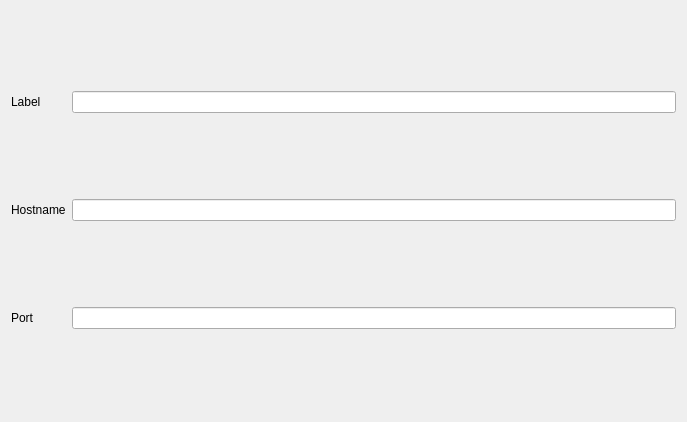
Qt form kobby/dialogs/addconnectiondialog.ui (KDE/kte-collaborative) before a commit.
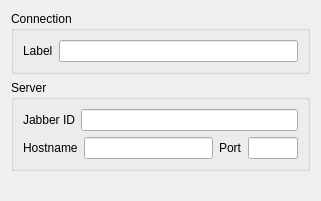
The same form after that commit.

Commit message: Created ControlWidget. Changed Connection constructor to create XmppConnection internally. Created nameChanged signal for Connection. Added documentation to InfinoteManager.

Diff of the .ui file:
```diff
--- a/kobby/dialogs/addconnectiondialog.ui
+++ b/kobby/dialogs/addconnectiondialog.ui
@@ -5,13 +5,19 @@
    <rect>
     <x>0</x>
     <y>0</y>
-    <width>687</width>
-    <height>422</height>
+    <width>321</width>
+    <height>201</height>
    </rect>
   </property>
   <property name="windowTitle" >
    <string>Form</string>
   </property>
+  <layout class="QVBoxLayout" name="verticalLayout_2" >
+   <item>
+    <widget class="QGroupBox" name="groupBox_2" >
+     <property name="title" >
+      <string>Connection</string>
+     </property>
   <layout class="QGridLayout" name="gridLayout" >
    <item row="0" column="0" >
     <widget class="QLabel" name="label_2" >
@@ -27,33 +33,97 @@
      </property>
     </widget>
    </item>
-   <item row="1" column="0" >
+     </layout>
+    </widget>
+   </item>
+   <item>
+    <widget class="QGroupBox" name="groupBox" >
+     <property name="title" >
+      <string>Server</string>
+     </property>
+     <layout class="QVBoxLayout" name="verticalLayout" >
+      <item>
+       <layout class="QHBoxLayout" name="horizontalLayout_2" >
+        <item>
+         <widget class="QLabel" name="jidLabel" >
+          <property name="text" >
+           <string>Jabber ID</string>
+          </property>
+         </widget>
+        </item>
+        <item>
+         <widget class="QLineEdit" name="jidLineEdit" />
+        </item>
+       </layout>
+      </item>
+      <item>
+       <layout class="QHBoxLayout" name="horizontalLayout" >
+        <item>
     <widget class="QLabel" name="hostnameLabel" >
      <property name="text" >
       <string>Hostname</string>
      </property>
     </widget>
    </item>
-   <item row="1" column="1" >
+        <item>
     <widget class="QLineEdit" name="hostnameLineEdit" >
+          <property name="sizePolicy" >
+           <sizepolicy vsizetype="Fixed" hsizetype="Expanding" >
+            <horstretch>0</horstretch>
+            <verstretch>0</verstretch>
+           </sizepolicy>
+          </property>
      <property name="maxLength" >
       <number>150</number>
      </property>
     </widget>
    </item>
-   <item row="2" column="0" >
+        <item>
     <widget class="QLabel" name="label" >
      <property name="text" >
       <string>Port</string>
      </property>
     </widget>
    </item>
-   <item row="2" column="1" >
+        <item>
     <widget class="QLineEdit" name="portLineEdit" >
+          <property name="sizePolicy" >
+           <sizepolicy vsizetype="Fixed" hsizetype="Minimum" >
+            <horstretch>0</horstretch>
+            <verstretch>0</verstretch>
+           </sizepolicy>
+          </property>
+          <property name="maximumSize" >
+           <size>
+            <width>50</width>
+            <height>16777215</height>
+           </size>
+          </property>
      <property name="maxLength" >
       <number>6</number>
      </property>
     </widget>
+        </item>
+       </layout>
+      </item>
+     </layout>
+    </widget>
+   </item>
+   <item>
+    <spacer name="verticalSpacer" >
+     <property name="orientation" >
+      <enum>Qt::Vertical</enum>
+     </property>
+     <property name="sizeType" >
+      <enum>QSizePolicy::Expanding</enum>
+     </property>
+     <property name="sizeHint" stdset="0" >
+      <size>
+       <width>20</width>
+       <height>0</height>
+      </size>
+     </property>
+    </spacer>
    </item>
   </layout>
  </widget>
```
Lines whose indentation alone changed are shown as unchanged. The commit also changes 16 other files.
